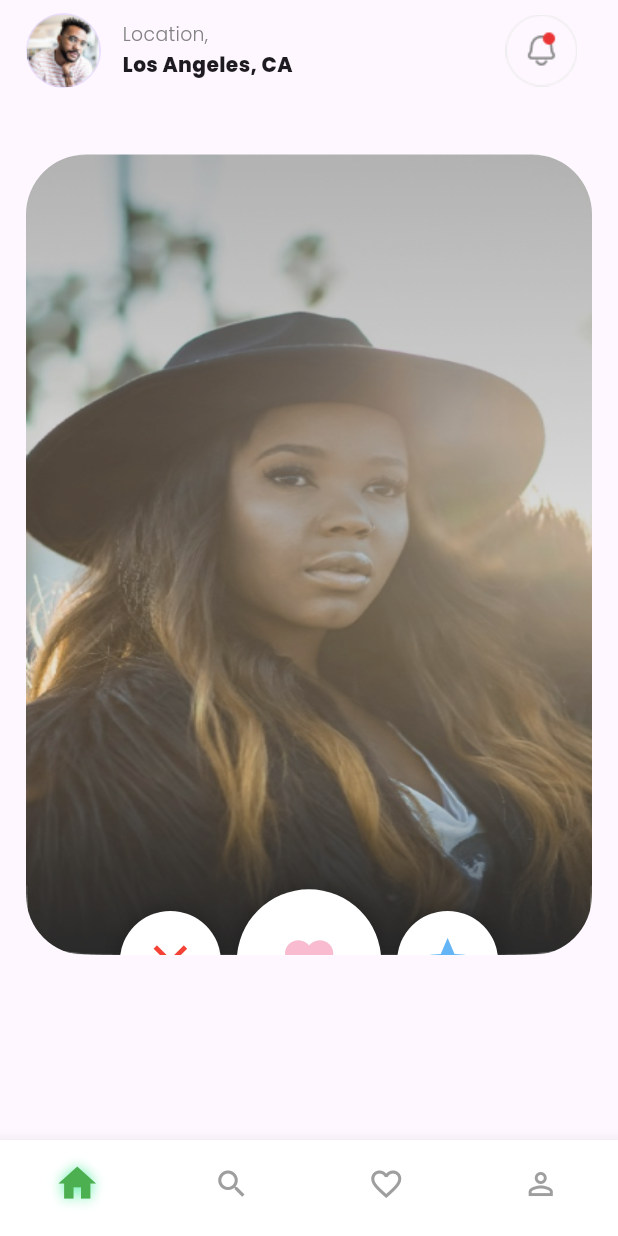
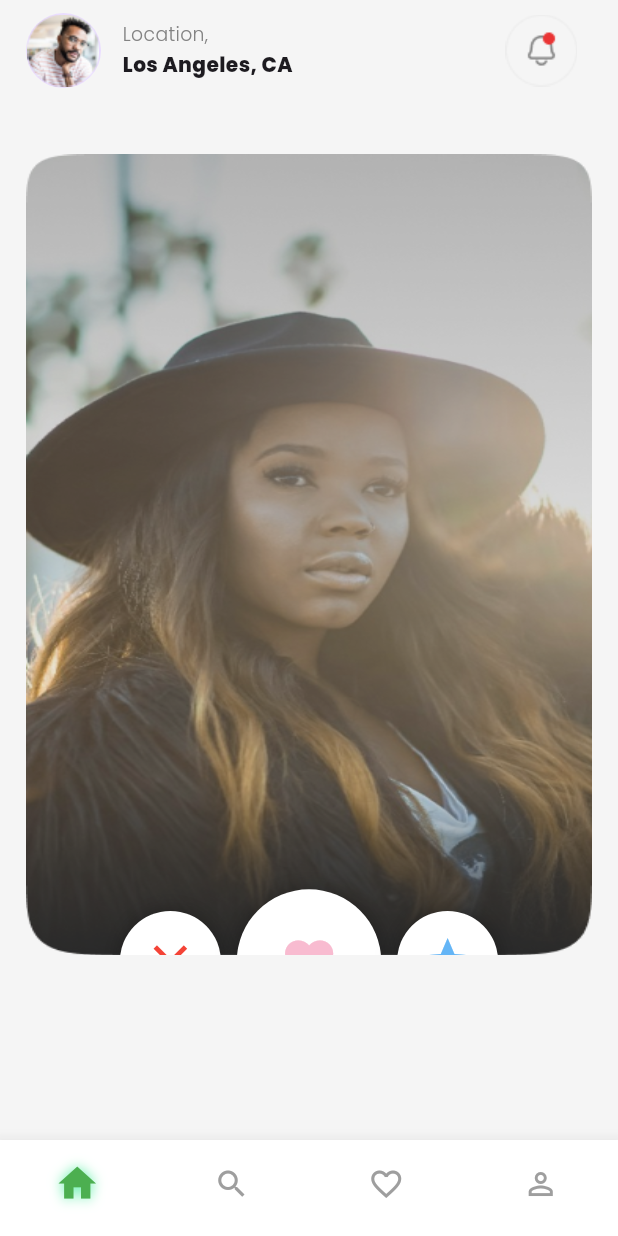
Before and after one commit to obasanmichael/Vesti_project, a Flutter app: the HomeScreen screen opened by its route, on a phone screen of 412 x 824 dp. Run offline on Flutter 3.47's test engine with Material 3 defaults, Android fonts, the phone set to English and light mode, and no system bars; our stand-ins replace flutter_screenutil, go_router, google_fonts, smooth_page_indicator.

Commit message:
removed unused components

```diff
--- a/lib/screens/home/home_screen.dart
+++ b/lib/screens/home/home_screen.dart
@@ -11,6 +11,7 @@ class HomeScreen extends StatelessWidget {
     Widget addHeight(double height) => SizedBox(height: height.h);
     Widget addWidth(double width) => SizedBox(width: width.w);
     return Scaffold(
+      backgroundColor: Colors.grey.shade100,
       body: SafeArea(
         child: Padding(
           padding: EdgeInsets.symmetric(horizontal: 18.w),
@@ -21,13 +22,6 @@ class HomeScreen extends StatelessWidget {
               Container(
                 width: 428.w,
                 height: 600.h,
-                clipBehavior: Clip.antiAlias,
-                decoration: ShapeDecoration(
-                  color: Colors.white,
-                  shape: RoundedRectangleBorder(
-                    borderRadius: BorderRadius.circular(40),
-                  ),
-                ),
                 child: Stack(
                   children: [
                     SizedBox(
```
